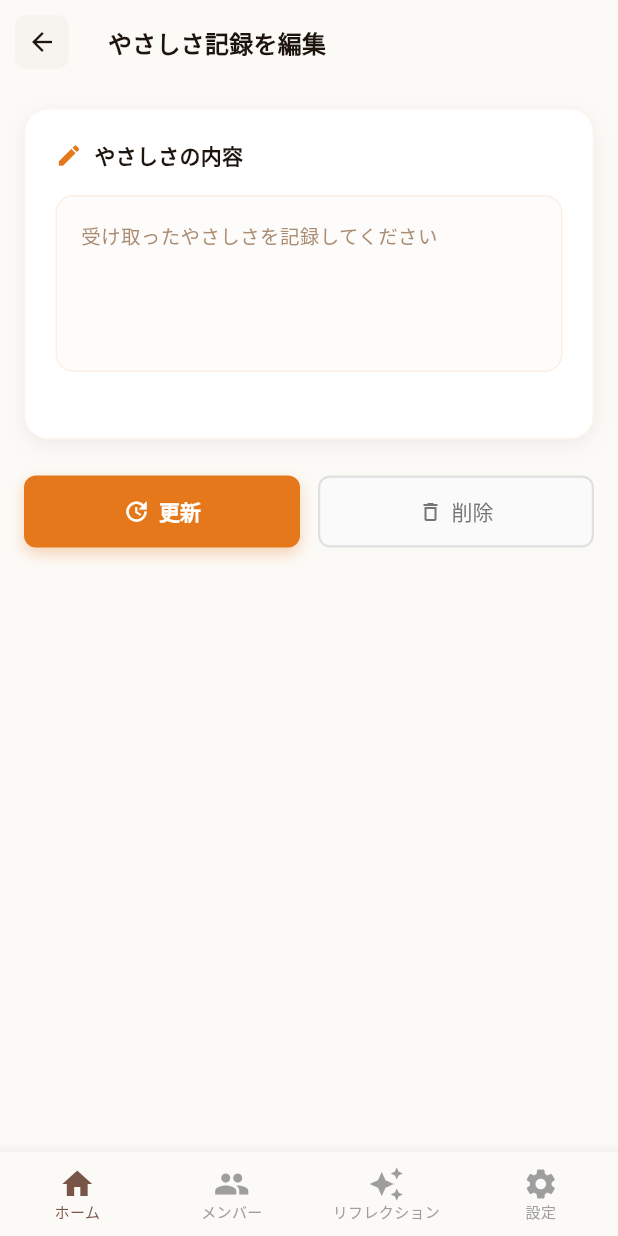
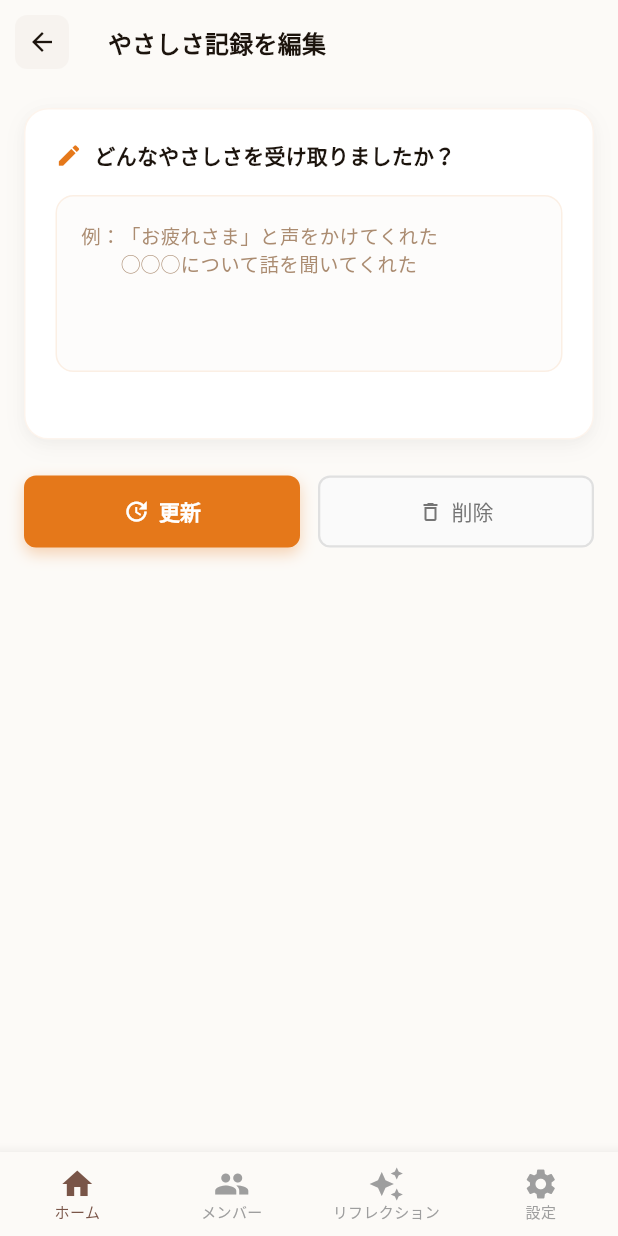
Before and after one commit to dmaruyama-51/secure-base-app-flutter, a Flutter app: the KindnessRecordEditPage screen opened directly with empty values, on a phone screen of 412 x 824 dp. Run offline on Flutter 3.47's test engine with Material 3 defaults, Android fonts, the phone set to English and light mode, and no system bars; our stand-ins replace flutter_dotenv, go_router, google_fonts, shared_preferences, supabase_flutter; accounts and stored records are empty.

Commit message:
編集画面で動的にラベルを変更

```diff
--- a/lib/view_models/kindness_record/kindness_record_edit_view_model.dart
+++ b/lib/view_models/kindness_record/kindness_record_edit_view_model.dart
@@ -1,5 +1,6 @@
 // Flutter imports:
 import 'package:flutter/foundation.dart';
+import 'package:flutter/material.dart';
 
 // Project imports:
 import '../../models/kindness_giver.dart';
@@ -44,6 +45,10 @@ class KindnessRecordEditViewModel extends ChangeNotifier {
   String? get errorMessage => _errorMessage;
   String? get successMessage => _successMessage;
   bool get shouldNavigateBack => _shouldNavigateBack;
+
+  // 現在の記録タイプを取得
+  KindnessRecordType get currentRecordType =>
+      _originalRecord?.recordType ?? KindnessRecordType.received;
 
   /// 初期化
   Future<void> initialize() async {
@@ -163,4 +168,68 @@ class KindnessRecordEditViewModel extends ChangeNotifier {
     _shouldNavigateBack = false;
     notifyListeners();
   }
+
+  // ===== プレゼンテーションロジック =====
+
+  /// 記録タイプごとのアイコンを取得
+  IconData getRecordTypeIcon(KindnessRecordType recordType) {
+    switch (recordType) {
+      case KindnessRecordType.received:
+        return Icons.inbox; // 受け取った（受信箱）
+      case KindnessRecordType.given:
+        return Icons.send; // 送った（送信）
+    }
+  }
+
+  /// 記録タイプのラベルテキストを取得
+  String getRecordTypeLabel(KindnessRecordType recordType) {
+    return recordType.label;
+  }
+
+  /// 記録タイプに応じた質問文を取得
+  String getContentQuestionText(KindnessRecordType recordType) {
+    switch (recordType) {
+      case KindnessRecordType.received:
+        return 'どんなやさしさを受け取りましたか？';
+      case KindnessRecordType.given:
+        return 'どんなやさしさを送りましたか？';
+    }
+  }
+
+  /// 記録タイプに応じた対象者質問文を取得
+  String getGiverQuestionText(KindnessRecordType recordType) {
+    switch (recordType) {
+      case KindnessRecordType.received:
+        return '誰からのやさしさですか？';
+      case KindnessRecordType.given:
+        return '誰に送ったやさしさですか？';
+    }
+  }
+
+  /// 記録タイプに応じたプレースホルダーテキストを取得
+  String getContentPlaceholderText(KindnessRecordType recordType) {
+    switch (recordType) {
+      case KindnessRecordType.received:
+        return '例：「お疲れさま」と声をかけてくれた\n　　◯◯◯について話を聞いてくれた';
+      case KindnessRecordType.given:
+        return '例：「おはよう」と笑顔で挨拶をした\n　　◯◯◯の悩みを聞いてあげた';
+    }
+  }
+
+  // 現在選択されている記録タイプに基づいたヘルパーメソッド
+
+  /// 現在選択されている記録タイプのアイコンを取得
+  IconData get currentRecordTypeIcon => getRecordTypeIcon(currentRecordType);
+
+  /// 現在選択されている記録タイプの質問文を取得
+  String get currentContentQuestionText =>
+      getContentQuestionText(currentRecordType);
+
+  /// 現在選択されている記録タイプの対象者質問文を取得
+  String get currentGiverQuestionText =>
+      getGiverQuestionText(currentRecordType);
+
+  /// 現在選択されている記録タイプのプレースホルダーテキストを取得
+  String get currentContentPlaceholderText =>
+      getContentPlaceholderText(currentRecordType);
 }
--- a/lib/views/kindness_record/kindness_record_edit_page.dart
+++ b/lib/views/kindness_record/kindness_record_edit_page.dart
@@ -170,12 +170,20 @@ class _KindnessRecordEditPageState extends State<KindnessRecordEditPage> {
       child: Column(
         crossAxisAlignment: CrossAxisAlignment.start,
         children: [
-          _buildSectionTitle('やさしさの内容', Icons.edit, theme),
+          _buildSectionTitle(
+            viewModel.currentContentQuestionText,
+            Icons.edit,
+            theme,
+          ),
           const SizedBox(height: 16),
           _buildContentField(viewModel, theme),
           const SizedBox(height: 24),
           if (viewModel.kindnessGivers.isNotEmpty) ...[
-            _buildSectionTitle('誰からのやさしさですか？', Icons.person, theme),
+            _buildSectionTitle(
+              viewModel.currentGiverQuestionText,
+              Icons.person,
+              theme,
+            ),
             const SizedBox(height: 16),
             _buildKindnessGiverSelector(viewModel, theme),
           ],
@@ -218,7 +226,7 @@ class _KindnessRecordEditPageState extends State<KindnessRecordEditPage> {
         minLines: 4,
         maxLines: 6,
         decoration: InputDecoration(
-          hintText: '受け取ったやさしさを記録してください',
+          hintText: viewModel.currentContentPlaceholderText,
           hintStyle: theme.textTheme.bodyMedium?.copyWith(
             color: AppColors.textLight.withOpacity(0.8),
             fontSize: 13,
```
